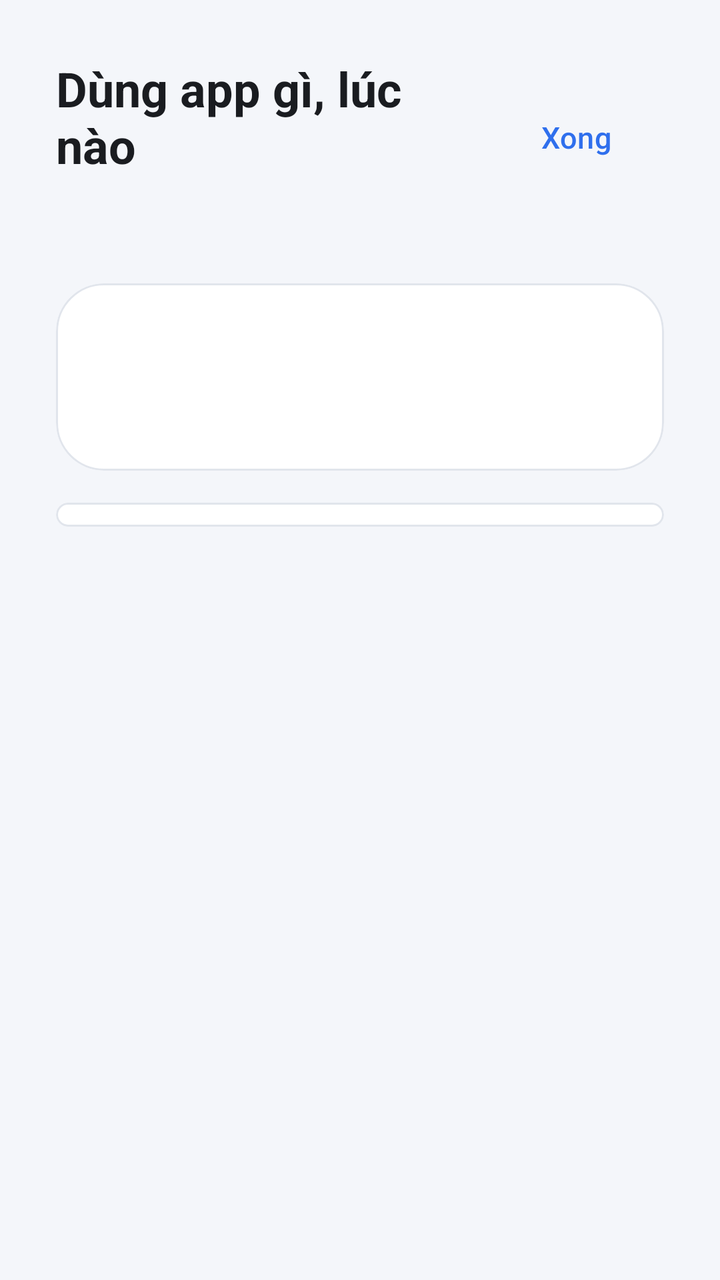
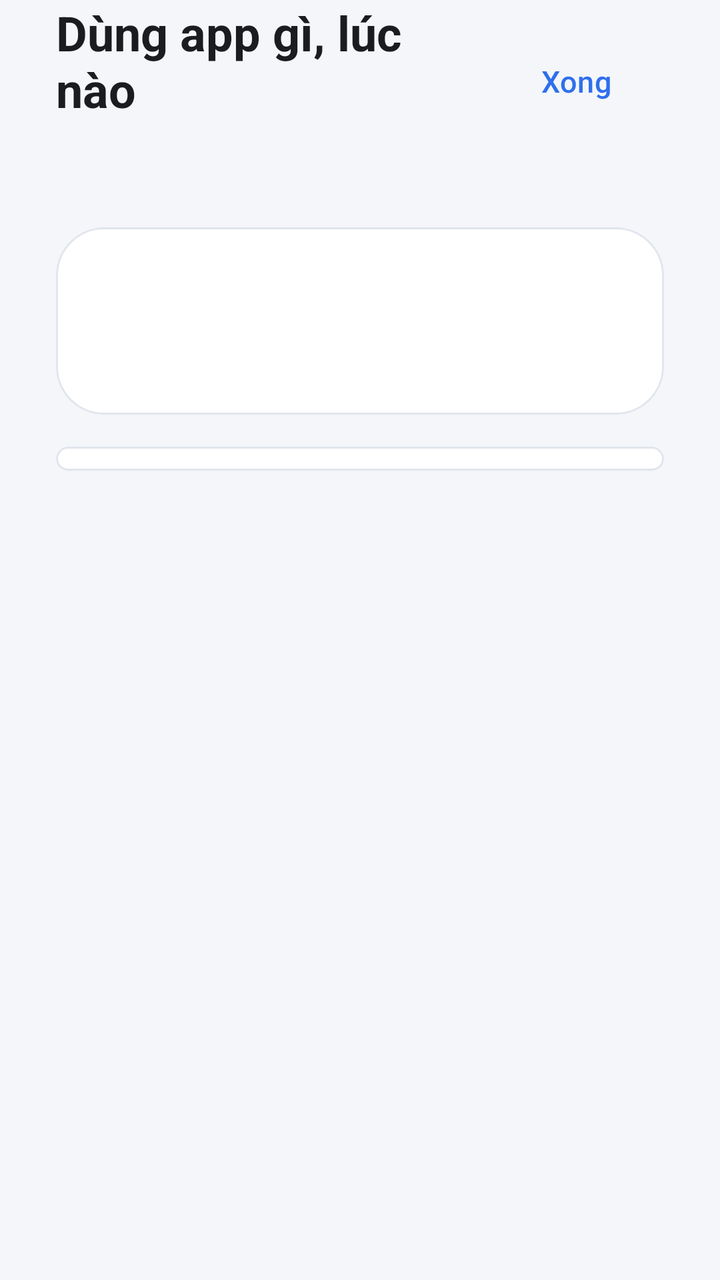

Compare the two renders of this Android layout. The source of the first and the diff that turns it into the second are given below.
<!-- AndroidManifest.xml: application theme Theme.HomeworkGate -->
<!-- res/layout/activity_thong_ke.xml -->
<?xml version="1.0" encoding="utf-8"?>
<LinearLayout xmlns:android="http://schemas.android.com/apk/res/android"
    android:id="@+id/goc"
    android:layout_width="match_parent"
    android:layout_height="match_parent"
    android:orientation="vertical"
    android:padding="28dp">

    <LinearLayout
        android:layout_width="match_parent"
        android:layout_height="wrap_content"
        android:gravity="center_vertical">

        <LinearLayout
            android:layout_width="0dp"
            android:layout_height="wrap_content"
            android:layout_weight="1"
            android:orientation="vertical">

            <TextView
                android:layout_width="wrap_content"
                android:layout_height="wrap_content"
                android:text="@string/thong_ke_title"
                android:textColor="@color/ink"
                android:textSize="24sp"
                android:textStyle="bold" />

            <TextView
                android:id="@+id/txt_phu_de"
                android:layout_width="match_parent"
                android:layout_height="wrap_content"
                android:paddingTop="2dp"
                android:textColor="@color/ink_soft"
                android:textSize="14sp" />
        </LinearLayout>

        <com.google.android.material.button.MaterialButton
            android:id="@+id/btn_done"
            style="@style/Widget.Material3.Button.TextButton"
            android:layout_width="wrap_content"
            android:layout_height="wrap_content"
            android:text="@string/ok"
            android:textSize="15sp" />
    </LinearLayout>

    
    <HorizontalScrollView
        android:id="@+id/cuon_ngay"
        android:layout_width="match_parent"
        android:layout_height="wrap_content"
        android:layout_marginTop="16dp"
        android:scrollbars="none">

        <LinearLayout
            android:id="@+id/hang_ngay"
            android:layout_width="wrap_content"
            android:layout_height="wrap_content"
            android:orientation="horizontal" />
    </HorizontalScrollView>

    <ScrollView
        android:layout_width="match_parent"
        android:layout_height="0dp"
        android:layout_weight="1"
        android:layout_marginTop="16dp"
        android:scrollbars="none">

        <LinearLayout
            android:layout_width="match_parent"
            android:layout_height="wrap_content"
            android:orientation="vertical">

            <com.google.android.material.card.MaterialCardView
                style="@style/Card"
                android:layout_width="match_parent"
                android:layout_height="wrap_content">

                <LinearLayout
                    android:layout_width="match_parent"
                    android:layout_height="wrap_content"
                    android:orientation="vertical"
                    android:padding="20dp">

                    <TextView
                        android:id="@+id/txt_tong"
                        android:layout_width="match_parent"
                        android:layout_height="wrap_content"
                        android:textColor="@color/ink"
                        android:textSize="22sp"
                        android:textStyle="bold" />

                    <TextView
                        android:id="@+id/txt_khung_gio"
                        style="@style/Text.Body"
                        android:layout_width="match_parent"
                        android:layout_height="wrap_content"
                        android:layout_marginTop="4dp"
                        android:textSize="15sp" />
                </LinearLayout>
            </com.google.android.material.card.MaterialCardView>

            <com.google.android.material.card.MaterialCardView
                android:id="@+id/the_danh_sach"
                style="@style/Card"
                android:layout_width="match_parent"
                android:layout_height="wrap_content"
                android:layout_marginTop="16dp">

                <LinearLayout
                    android:id="@+id/danh_sach"
                    android:layout_width="match_parent"
                    android:layout_height="wrap_content"
                    android:orientation="vertical"
                    android:paddingVertical="6dp" />
            </com.google.android.material.card.MaterialCardView>

            <TextView
                android:id="@+id/txt_trong"
                style="@style/Text.Body"
                android:layout_width="match_parent"
                android:layout_height="wrap_content"
                android:layout_marginTop="24dp"
                android:gravity="center"
                android:textSize="16sp"
                android:visibility="gone" />

            <TextView
                android:id="@+id/txt_ghi_chu"
                android:layout_width="match_parent"
                android:layout_height="wrap_content"
                android:layout_marginTop="18dp"
                android:textColor="@color/ink_soft"
                android:textSize="13sp" />
        </LinearLayout>
    </ScrollView>
</LinearLayout>
<!-- resources referenced by this layout -->
<resources>
  <color name="ink">#1A1C20</color>
  <color name="ink_soft">#5F6472</color>
  <string name="ok">Xong</string>
  <string name="thong_ke_title">Dùng app gì, lúc nào</string>
  <style name="Card" parent="Widget.Material3.CardView.Elevated">
          
          <item name="cardBackgroundColor">@color/surface</item>
          <item name="cardCornerRadius">24dp</item>
          <item name="cardElevation">0dp</item>
          <item name="strokeWidth">1dp</item>
          <item name="strokeColor">@color/line</item>
      </style>
  <style name="Text.Body" parent="TextAppearance.Material3.BodyLarge">
          <item name="android:textColor">@color/ink_soft</item>
          <item name="android:textSize">17sp</item>
      </style>
  <style name="Theme.HomeworkGate" parent="Theme.Material3.Light.NoActionBar">
          <item name="colorPrimary">@color/brand</item>
          <item name="colorOnPrimary">#FFFFFF</item>
          <item name="colorPrimaryContainer">@color/brand_soft</item>
          <item name="colorOnPrimaryContainer">@color/brand_dark</item>
          <item name="android:colorBackground">@color/canvas</item>
          <item name="colorSurface">@color/surface</item>
          <item name="colorOnSurface">@color/ink</item>
          <item name="android:statusBarColor">@color/canvas</item>
          <item name="android:navigationBarColor">@color/canvas</item>
          <item name="android:windowLightStatusBar">true</item>
          <item name="android:windowLightNavigationBar">true</item>
      </style>
  <color name="surface">#FFFFFF</color>
  <color name="line">#E1E5EC</color>
  <color name="brand">#2F6FED</color>
  <color name="brand_soft">#E8F0FE</color>
  <color name="brand_dark">#1B4FC0</color>
  <color name="canvas">#F4F6FA</color>
</resources>

<!-- the commit's change to res/layout/activity_thong_ke.xml (unified diff, before → after) -->
@@ -1,10 +1,21 @@
 <?xml version="1.0" encoding="utf-8"?>
-<LinearLayout xmlns:android="http://schemas.android.com/apk/res/android"
+<androidx.constraintlayout.widget.ConstraintLayout
+    xmlns:android="http://schemas.android.com/apk/res/android"
+    xmlns:app="http://schemas.android.com/apk/res-auto"
     android:id="@+id/goc"
     android:layout_width="match_parent"
-    android:layout_height="match_parent"
-    android:orientation="vertical"
-    android:padding="28dp">
+    android:layout_height="match_parent">
+
+    <LinearLayout
+        android:layout_width="0dp"
+        android:layout_height="0dp"
+        android:orientation="vertical"
+        android:paddingHorizontal="28dp"
+        app:layout_constraintBottom_toBottomOf="parent"
+        app:layout_constraintEnd_toEndOf="parent"
+        app:layout_constraintStart_toStartOf="parent"
+        app:layout_constraintTop_toTopOf="parent"
+        app:layout_constraintWidth_max="@dimen/st_be_rong_toi_da">
 
     <LinearLayout
         android:layout_width="match_parent"
@@ -134,3 +145,4 @@
         </LinearLayout>
     </ScrollView>
 </LinearLayout>
+</androidx.constraintlayout.widget.ConstraintLayout>
<!-- resource entries referenced after the edit -->
@@ -2,6 +2,7 @@
 <resources>
   <color name="ink">#1A1C20</color>
   <color name="ink_soft">#5F6472</color>
+  <dimen name="st_be_rong_toi_da">720dp</dimen>
   <string name="ok">Xong</string>
   <string name="thong_ke_title">Dùng app gì, lúc nào</string>
   <style name="Card" parent="Widget.Material3.CardView.Elevated">
